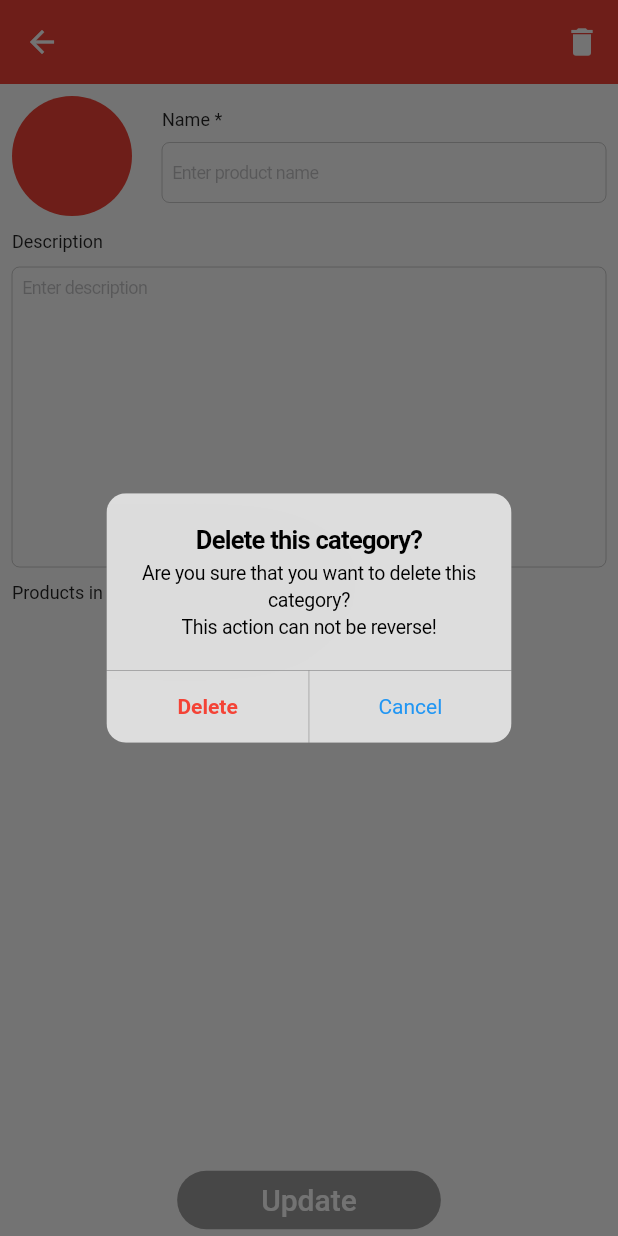
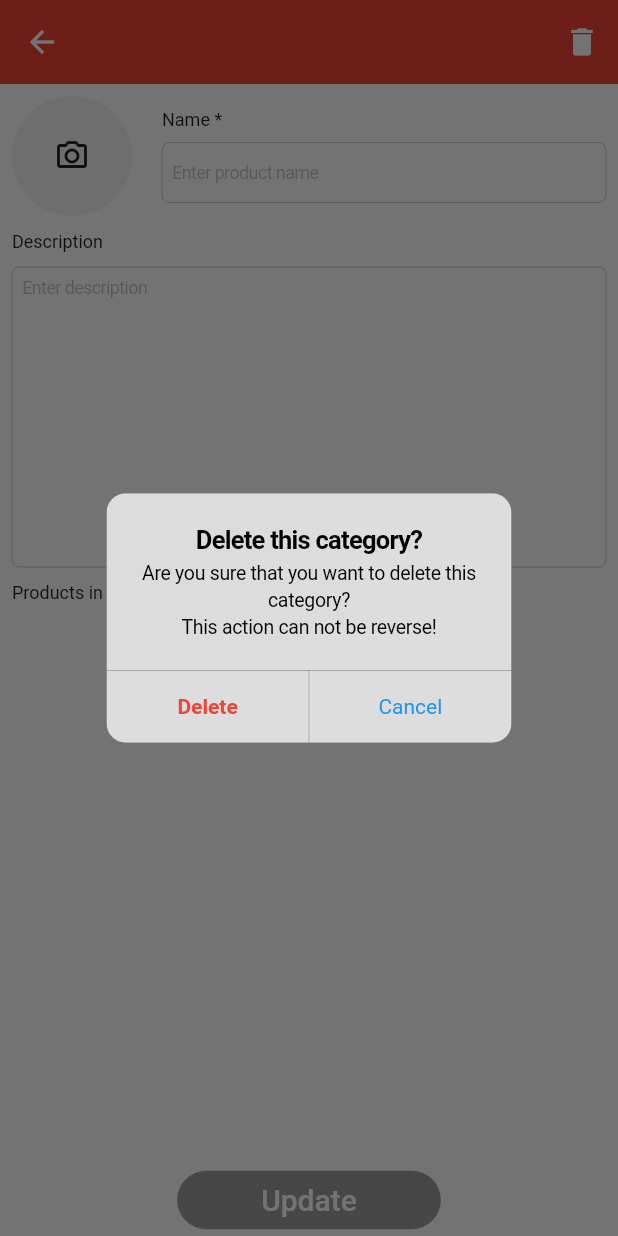
Before and after one commit to mandela02/T_Commerce_App, a Flutter app: the CategoryWidget screen opened directly, after a tap on the "delete" icon, on a phone screen of 412 x 824 dp. Run offline on Flutter 3.47's test engine with Material 2 defaults, Android fonts, the phone set to English and light mode, and no system bars; our stand-ins replace flutter_spinkit, image_picker, sqflite; accounts and stored records are empty.

Commit message:
[2.0.0] add image picker

```diff
--- /dev/null
+++ b/t_commerce_app/lib/application/widget/category/action_sheet_result.dart
@@ -0,0 +1 @@
+enum ActionSheetResult { camera, library }
--- a/t_commerce_app/lib/application/widget/category/category_widget.dart
+++ b/t_commerce_app/lib/application/widget/category/category_widget.dart
@@ -1,6 +1,10 @@
+import 'dart:io';
+
 import 'package:flutter/cupertino.dart';
 import 'package:flutter/material.dart';
+import 'package:image_picker/image_picker.dart';
 import 'package:provider/provider.dart';
+import 'package:t_commerce_app/application/widget/category/action_sheet_result.dart';
 import 'package:t_commerce_app/application/widget/category/category_view_model.dart';
 import 'package:t_commerce_app/application/widget/reusable_wigdet/alert_dialog.dart';
 
@@ -10,6 +14,9 @@ class CategoryWidget extends StatefulWidget {
 }
 
 class _CategoryWidgetState extends State<CategoryWidget> {
+  File? _image;
+  final picker = ImagePicker();
+
   late TextEditingController? _nameTextController;
   late TextEditingController? _descriptionTextController;
 
@@ -42,35 +49,51 @@ class _CategoryWidgetState extends State<CategoryWidget> {
         TextEditingController(text: viewModel.category?.description ?? "");
   }
 
-  Widget get deleteButton {
+  Widget get _deleteButton {
     return Consumer<CategoryViewModel>(
       builder: (context, viewModel, child) => IconButton(
         icon: Icon(Icons.delete),
-        onPressed: () => onDeleteWidget(
+        onPressed: () => _showDeleteDialog(
           onAgreeDelete: () => viewModel.delete(context),
         ),
       ),
     );
   }
 
-  Widget get headerField {
+  Widget get _headerField {
     return Row(
       children: [
-        CircleAvatar(
+        GestureDetector(
+          onTap: () => _showImageActionSheet(),
+          child: _image == null
+              ? Container(
+                  height: 80,
+                  width: 80,
+                  child: Icon(Icons.camera_alt_outlined),
+                  decoration: new BoxDecoration(
+                    color: Colors.grey[100],
+                    borderRadius: BorderRadius.all(
+                      Radius.circular(40.0),
+                    ),
+                  ),
+                )
+              : CircleAvatar(
                   radius: 40,
-          backgroundColor: Colors.red,
+                  backgroundColor: Colors.grey[900],
+                  backgroundImage: FileImage(_image!),
+                ),
         ),
         SizedBox(
           width: 20,
         ),
         Expanded(
-          child: nameField,
+          child: _nameField,
         ),
       ],
     );
   }
 
-  Widget get nameField {
+  Widget get _nameField {
     return Container(
       child: Column(
         crossAxisAlignment: CrossAxisAlignment.stretch,
@@ -103,7 +126,7 @@ class _CategoryWidgetState extends State<CategoryWidget> {
     );
   }
 
-  Widget get descriptionField {
+  Widget get _descriptionField {
     return Column(
       crossAxisAlignment: CrossAxisAlignment.stretch,
       children: [
@@ -139,7 +162,7 @@ class _CategoryWidgetState extends State<CategoryWidget> {
     );
   }
 
-  Widget get listOfProducts {
+  Widget get _listOfProducts {
     return Column(
       crossAxisAlignment: CrossAxisAlignment.stretch,
       children: [
@@ -149,6 +172,28 @@ class _CategoryWidgetState extends State<CategoryWidget> {
             fontSize: _commonFontSize,
           ),
           textAlign: TextAlign.start,
+        ),
+      ],
+    );
+  }
+
+  Widget get _actionSheet {
+    return CupertinoActionSheet(
+      title: Text("Choose an image for this category"),
+      message: Text("Take a photo or select one from library"),
+      cancelButton: CupertinoActionSheetAction(
+        onPressed: () => Navigator.pop(context),
+        child: Text("Cancel"),
+        isDestructiveAction: true,
+      ),
+      actions: [
+        CupertinoActionSheetAction(
+          onPressed: () => Navigator.pop(context, ActionSheetResult.camera),
+          child: Text("Take a photo"),
+        ),
+        CupertinoActionSheetAction(
+          onPressed: () => Navigator.pop(context, ActionSheetResult.library),
+          child: Text("Select from library"),
         ),
       ],
     );
@@ -164,9 +209,9 @@ class _CategoryWidgetState extends State<CategoryWidget> {
         title: Text(viewModel.appBarTitle),
         actions: viewModel.isDeleteButtonVisible
             ? [
-                deleteButton,
+                _deleteButton,
               ]
-            : [deleteButton],
+            : [],
         elevation: 0,
       ),
       body: GestureDetector(
@@ -190,15 +235,15 @@ class _CategoryWidgetState extends State<CategoryWidget> {
                         SizedBox(
                           height: 8.0,
                         ),
-                        headerField,
+                        _headerField,
                         SizedBox(
                           height: 10,
                         ),
-                        descriptionField,
+                        _descriptionField,
                         SizedBox(
                           height: 10,
                         ),
-                        listOfProducts,
+                        _listOfProducts,
                       ],
                     ),
                   ),
@@ -242,18 +287,54 @@ class _CategoryWidgetState extends State<CategoryWidget> {
     );
   }
 
-  void onDeleteWidget({required Function onAgreeDelete}) {
-    showDialog(
+  void _showDeleteDialog({required Function onAgreeDelete}) async {
+    dynamic pop = await showDialog(
       context: this.context,
-      builder: (content) {
+      builder: (context) {
         return CustomAlertDialog(
           title: "Delete this category?",
           content:
               "Are you sure that you want to delete this category?\nThis action can not be reverse!",
           successButtonTitle: "Delete",
-            onSuccess: () => onAgreeDelete(),
           cancelButtonTitle: "Cancel",
-            onCancel: () {});
+        );
+      },
+    );
+
+    if (pop != null) {
+      AlertResult result = pop as AlertResult;
+      if (pop == AlertResult.success) {
+        onAgreeDelete();
+      }
+    }
+  }
+
+  void _showImageActionSheet() async {
+    dynamic pop = await showCupertinoModalPopup(
+        context: this.context,
+        builder: (context) {
+          return _actionSheet;
+        });
+
+    if (pop != null) {
+      ActionSheetResult result = pop as ActionSheetResult;
+      getImage(result: result);
+    }
+  }
+
+  Future getImage({required ActionSheetResult result}) async {
+    final pickedFile = await picker.getImage(
+        source: result == ActionSheetResult.camera
+            ? ImageSource.camera
+            : ImageSource.gallery);
+
+    setState(
+      () {
+        if (pickedFile != null) {
+          _image = File(pickedFile.path);
+        } else {
+          print('No image selected.');
+        }
       },
     );
   }
--- a/t_commerce_app/lib/application/widget/reusable_wigdet/alert_dialog.dart
+++ b/t_commerce_app/lib/application/widget/reusable_wigdet/alert_dialog.dart
@@ -1,5 +1,18 @@
 import 'package:flutter/cupertino.dart';
 import 'package:flutter/material.dart';
+
+enum AlertResult { success, cancel }
+
+extension AlertResultExtension on AlertResult {
+  String get result {
+    switch (this) {
+      case AlertResult.success:
+        return "SUCCESS";
+      case AlertResult.cancel:
+        return "CANCEL";
+    }
+  }
+}
 
 class CustomAlertDialog extends StatelessWidget {
   final String title;
@@ -7,17 +20,12 @@ class CustomAlertDialog extends StatelessWidget {
   final String successButtonTitle;
   final String cancelButtonTitle;
 
-  final Function onSuccess;
-  final Function onCancel;
-
   const CustomAlertDialog(
       {Key? key,
       required this.title,
       required this.content,
       required this.successButtonTitle,
-      required this.onSuccess,
-      required this.cancelButtonTitle,
-      required this.onCancel})
+      required this.cancelButtonTitle})
       : super(key: key);
 
   @override
@@ -29,10 +37,7 @@ class CustomAlertDialog extends StatelessWidget {
         content: Text(content),
         actions: [
           TextButton(
-            onPressed: () {
-              Navigator.pop(context);
-              onSuccess();
-            },
+            onPressed: () => Navigator.pop(context, AlertResult.success),
             child: Text(
               successButtonTitle,
               style: TextStyle(
@@ -42,10 +47,7 @@ class CustomAlertDialog extends StatelessWidget {
             ),
           ),
           TextButton(
-            onPressed: () {
-              Navigator.pop(context);
-              onCancel();
-            },
+            onPressed: () => Navigator.pop(context, AlertResult.cancel),
             child: Text(
               cancelButtonTitle,
               style: TextStyle(
--- a/t_commerce_app/pubspec.yaml
+++ b/t_commerce_app/pubspec.yaml
@@ -28,7 +28,7 @@ dependencies:
   flutter_spinkit: ^5.0.0
   uuid: ^3.0.2
   provider: ^5.0.0
-
+  image_picker: ^0.7.3
   # The following adds the Cupertino Icons font to your application.
   # Use with the CupertinoIcons class for iOS style icons.
   cupertino_icons: ^1.0.2
```
Also changed, not shown: t_commerce_app/pubspec.lock, 3 other files. Lines whose indentation alone changed are shown as unchanged.
